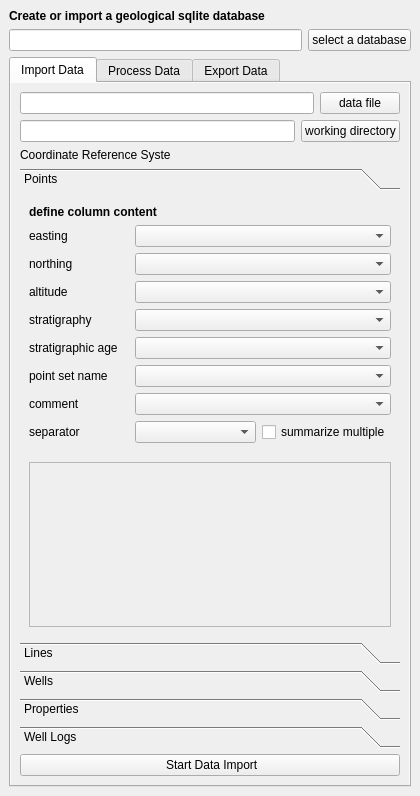
Qt form geological_data_processing_dockwidget_base.ui (stdonn/GeologicalDataProcessing) before a commit.
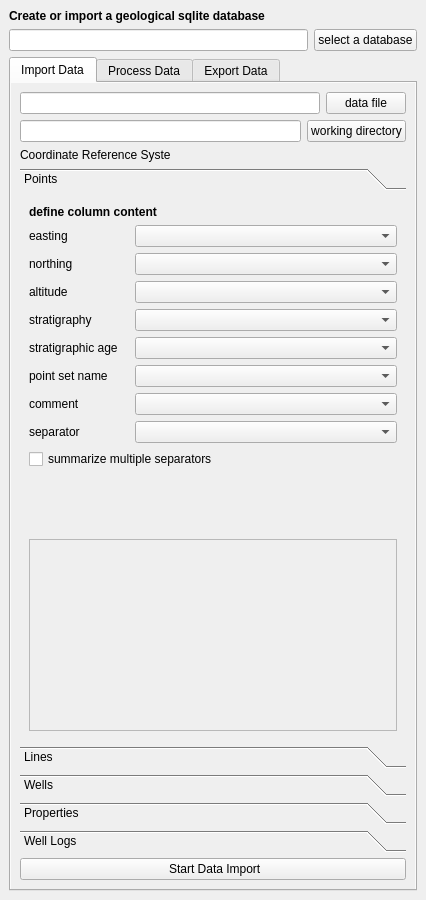
The same form after that commit. Icons and pictures are not drawn. Custom widgets are drawn as their Qt base class.

Commit message: Changed back to standard build path

Diff of the .ui file:
```diff
--- a/geological_data_processing_dockwidget_base.ui
+++ b/geological_data_processing_dockwidget_base.ui
@@ -6,8 +6,8 @@
    <rect>
     <x>0</x>
     <y>0</y>
-    <width>420</width>
-    <height>796</height>
+    <width>426</width>
+    <height>900</height>
    </rect>
   </property>
   <property name="locale">
@@ -22,6 +22,12 @@
      <layout class="QVBoxLayout" name="verticalLayout">
       <item alignment="Qt::AlignTop">
        <widget class="QLabel" name="label">
+        <property name="sizePolicy">
+         <sizepolicy hsizetype="Minimum" vsizetype="Minimum">
+          <horstretch>0</horstretch>
+          <verstretch>0</verstretch>
+         </sizepolicy>
+        </property>
         <property name="locale">
          <locale language="English" country="UnitedStates"/>
         </property>
@@ -143,6 +149,12 @@
             </item>
             <item>
              <widget class="QToolBox" name="toolBox">
+              <property name="sizePolicy">
+               <sizepolicy hsizetype="Expanding" vsizetype="Expanding">
+                <horstretch>0</horstretch>
+                <verstretch>0</verstretch>
+               </sizepolicy>
+              </property>
               <property name="currentIndex">
                <number>0</number>
               </property>
@@ -151,8 +163,8 @@
                 <rect>
                  <x>0</x>
                  <y>0</y>
-                 <width>374</width>
-                 <height>381</height>
+                 <width>358</width>
+                 <height>443</height>
                 </rect>
                </property>
                <attribute name="icon">
@@ -480,15 +492,15 @@
                     </property>
                    </widget>
                   </item>
-                  <item>
-                   <widget class="QCheckBox" name="multiple_separators_points">
-                    <property name="text">
-                     <string>summarize multiple</string>
-                    </property>
-                   </widget>
-                  </item>
                  </layout>
                 </item>
+                <item>
+                 <widget class="QCheckBox" name="multiple_separators_points">
+                  <property name="text">
+                   <string>summarize multiple separators</string>
+                  </property>
+                 </widget>
+                </item>
                 <item>
                  <spacer name="verticalSpacer">
                   <property name="orientation">
```
Left out of the diff: 45 changed lines with no effect on the pictures. The commit also changes 2 other files.
